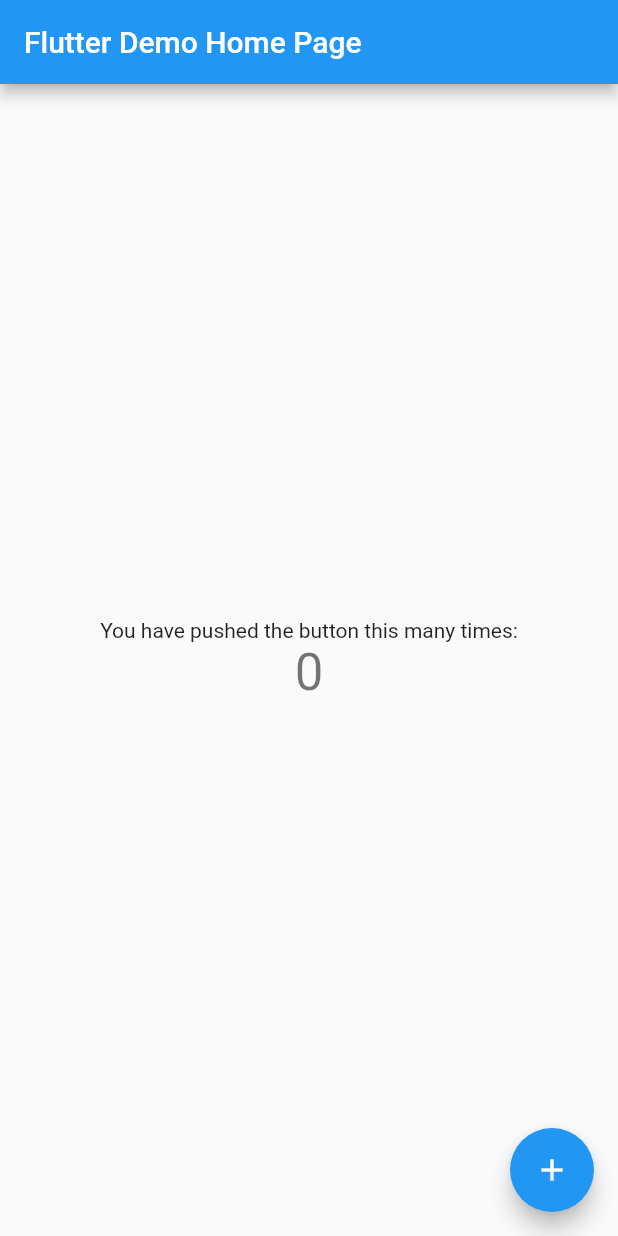
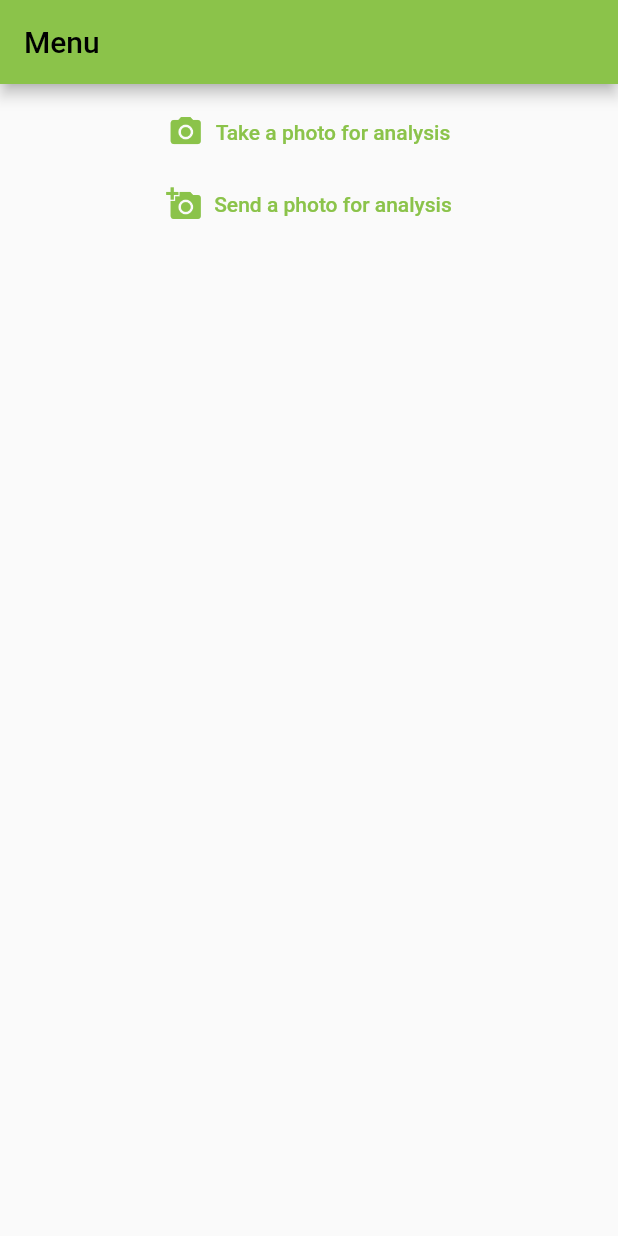
Before and after one commit to DIYSpectroid/SpecLight-App, a Flutter app: the screen it shows after launch, on a phone screen of 412 x 824 dp. Run offline on Flutter 3.47's test engine with Material 2 defaults, Android fonts, the light colour scheme and no system bars.

Commit message:
Created menu

```diff
--- a/lib/main.dart
+++ b/lib/main.dart
@@ -11,7 +11,7 @@
   @override
   Widget build(BuildContext context) {
     return MaterialApp(
-      title: 'Flutter Demo',
+      title: 'Spectroid',
       theme: ThemeData(
         // This is the theme of your application.
         //
@@ -22,9 +22,9 @@
         // or simply save your changes to "hot reload" in a Flutter IDE).
         // Notice that the counter didn't reset back to zero; the application
         // is not restarted.
-        primarySwatch: Colors.blue,
+        primarySwatch: Colors.lightGreen,
       ),
-      home: const MyHomePage(title: 'Flutter Demo Home Page'),
+      home: const MyHomePage(title: 'Menu'),
     );
   }
 }
@@ -48,68 +48,32 @@
 }
 
 class _MyHomePageState extends State<MyHomePage> {
-  int _counter = 0;
-
-  void _incrementCounter() {
-    setState(() {
-      // This call to setState tells the Flutter framework that something has
-      // changed in this State, which causes it to rerun the build method below
-      // so that the display can reflect the updated values. If we changed
-      // _counter without calling setState(), then the build method would not be
-      // called again, and so nothing would appear to happen.
-      _counter++;
-    });
-  }
 
   @override
   Widget build(BuildContext context) {
-    // This method is rerun every time setState is called, for instance as done
-    // by the _incrementCounter method above.
-    //
-    // The Flutter framework has been optimized to make rerunning build methods
-    // fast, so that you can just rebuild anything that needs updating rather
-    // than having to individually change instances of widgets.
+
     return Scaffold(
       appBar: AppBar(
-        // Here we take the value from the MyHomePage object that was created by
-        // the App.build method, and use it to set our appbar title.
+
         title: Text(widget.title),
       ),
       body: Center(
-        // Center is a layout widget. It takes a single child and positions it
-        // in the middle of the parent.
-        child: Column(
-          // Column is also a layout widget. It takes a list of children and
-          // arranges them vertically. By default, it sizes itself to fit its
-          // children horizontally, and tries to be as tall as its parent.
-          //
-          // Invoke "debug painting" (press "p" in the console, choose the
-          // "Toggle Debug Paint" action from the Flutter Inspector in Android
-          // Studio, or the "Toggle Debug Paint" command in Visual Studio Code)
-          // to see the wireframe for each widget.
-          //
-          // Column has various properties to control how it sizes itself and
-          // how it positions its children. Here we use mainAxisAlignment to
-          // center the children vertically; the main axis here is the vertical
-          // axis because Columns are vertical (the cross axis would be
-          // horizontal).
-          mainAxisAlignment: MainAxisAlignment.center,
+        child: ListView(
+          padding: const EdgeInsets.all(8),
           children: <Widget>[
-            const Text(
-              'You have pushed the button this many times:',
+            TextButton.icon(
+              icon: const Icon(Icons.camera_alt),
+              label: const Text("Take a photo for analysis"),
+              onPressed: (){},
             ),
-            Text(
-              '$_counter',
-              style: Theme.of(context).textTheme.headline4,
-            ),
-          ],
-        ),
+            TextButton.icon(
+              icon: const Icon(Icons.add_a_photo),
+              label: const Text("Send a photo for analysis"),
+              onPressed: (){},
+            )
+          ]
+        )
       ),
-      floatingActionButton: FloatingActionButton(
-        onPressed: _incrementCounter,
-        tooltip: 'Increment',
-        child: const Icon(Icons.add),
-      ), // This trailing comma makes auto-formatting nicer for build methods.
     );
   }
 }
```
